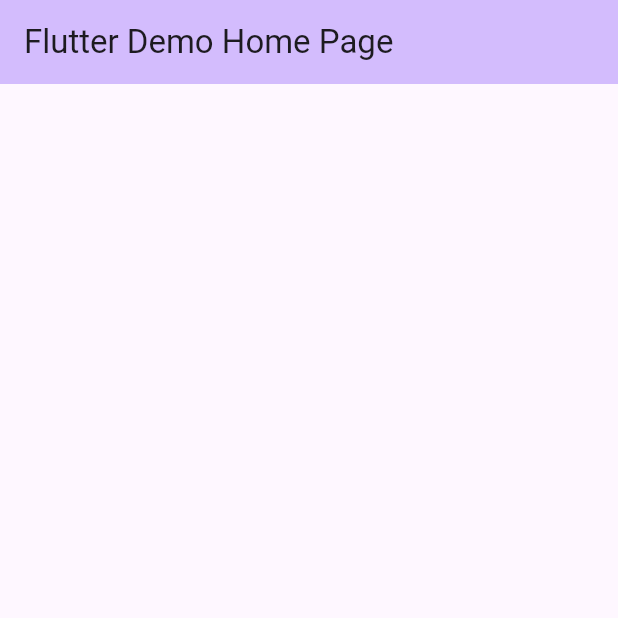
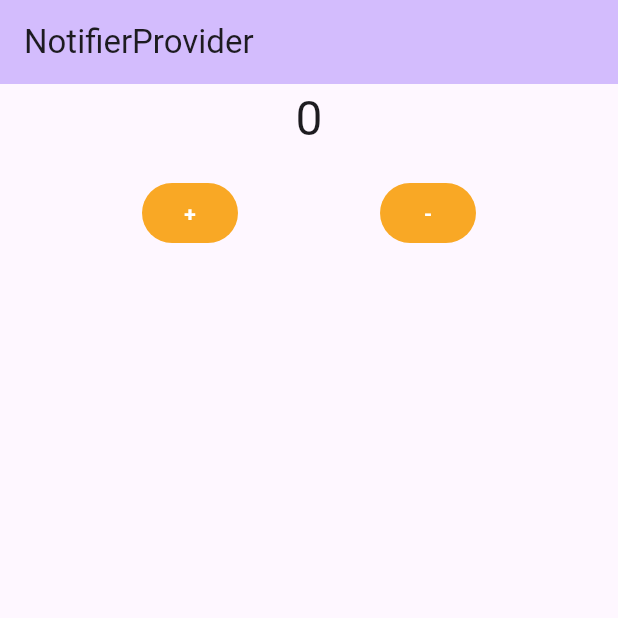
Before and after one commit to a-sasaoka/study_riverpod, a Flutter app: the screen it shows after launch, on a phone screen of 412 x 824 dp, the top half of it. Run offline on Flutter 3.47's test engine with Material 2 defaults, Android fonts, the light colour scheme and no system bars; our stand-ins replace flutter_riverpod, riverpod_annotation; generated files the repository leaves out were written again.

Commit message:
NotifierProviderの使い方

```diff
--- a/lib/main.dart
+++ b/lib/main.dart
@@ -2,9 +2,14 @@
 
 import 'package:flutter/material.dart';
 import 'package:flutter_riverpod/flutter_riverpod.dart';
+import 'package:study_riverpod/notifier_provider.dart';
 
 void main() {
-  runApp(const ProviderScope(child: MyApp()));
+  runApp(
+    const ProviderScope(
+      child: MyApp(),
+    ),
+  );
 }
 
 class MyApp extends StatelessWidget {
@@ -14,35 +19,94 @@
   @override
   Widget build(BuildContext context) {
     return MaterialApp(
-      title: 'Flutter Demo',
+      title: 'NotifierProvider',
       theme: ThemeData(
         colorScheme: ColorScheme.fromSeed(seedColor: Colors.deepPurple),
         useMaterial3: true,
       ),
-      home: const MyHomePage(title: 'Flutter Demo Home Page'),
+      home: const MyHomePage(title: 'NotifierProvider'),
     );
   }
 }
 
-class MyHomePage extends StatefulWidget {
+class MyHomePage extends ConsumerStatefulWidget {
   const MyHomePage({required this.title, super.key});
 
   final String title;
 
   @override
-  State<MyHomePage> createState() => _MyHomePageState();
+  ConsumerState<MyHomePage> createState() => _MyHomePageState();
 }
 
-class _MyHomePageState extends State<MyHomePage> {
+class _MyHomePageState extends ConsumerState<MyHomePage> {
   @override
   Widget build(BuildContext context) {
+    // provider
+    final counter = ref.watch(counterProvider);
+
+    // notifier
+    final notifier = ref.watch(counterProvider.notifier);
+
     return Scaffold(
       appBar: AppBar(
         backgroundColor: Theme.of(context).colorScheme.inversePrimary,
         title: Text(widget.title),
       ),
-      body: const Center(
-        child: Column(),
+      body: Center(
+        child: Column(
+          children: [
+            Text(
+              counter.toString(),
+              style: const TextStyle(
+                fontSize: 32,
+              ),
+            ),
+            const SizedBox(
+              height: 16,
+            ),
+            Row(
+              mainAxisAlignment: MainAxisAlignment.spaceEvenly,
+              children: [
+                TextButton(
+                  style: TextButton.styleFrom(
+                    backgroundColor: Colors.yellow.shade800,
+                    shape: const RoundedRectangleBorder(
+                      borderRadius: BorderRadius.all(
+                        Radius.circular(100),
+                      ),
+                    ),
+                  ),
+                  onPressed: notifier.increment,
+                  child: const Text(
+                    '+',
+                    style: TextStyle(
+                      color: Colors.white,
+                      fontWeight: FontWeight.bold,
+                    ),
+                  ),
+                ),
+                TextButton(
+                  style: TextButton.styleFrom(
+                    backgroundColor: Colors.yellow.shade800,
+                    shape: const RoundedRectangleBorder(
+                      borderRadius: BorderRadius.all(
+                        Radius.circular(100),
+                      ),
+                    ),
+                  ),
+                  onPressed: notifier.decrement,
+                  child: const Text(
+                    '-',
+                    style: TextStyle(
+                      color: Colors.white,
+                      fontWeight: FontWeight.bold,
+                    ),
+                  ),
+                ),
+              ],
+            ),
+          ],
+        ),
       ),
     );
   }
--- /dev/null
+++ b/lib/notifier_provider.dart
@@ -0,0 +1,28 @@
+import 'package:riverpod_annotation/riverpod_annotation.dart';
+
+part 'notifier_provider.g.dart';
+
+/// カウント数を管理する
+@riverpod
+class Counter extends _$Counter {
+  int _counter = 0;
+
+  @override
+  int build() {
+    return _counter;
+  }
+
+  /// カウントアップする
+  void increment() {
+    _counter++;
+    // 変更した状態をstateに設定
+    state = _counter;
+  }
+
+  /// カウントダウンする
+  void decrement() {
+    _counter--;
+    // 変更した状態をstateに設定
+    state = _counter;
+  }
+}
```
Also changed, not shown: lib/notifier_provider.g.dart (added), 2 other files.
